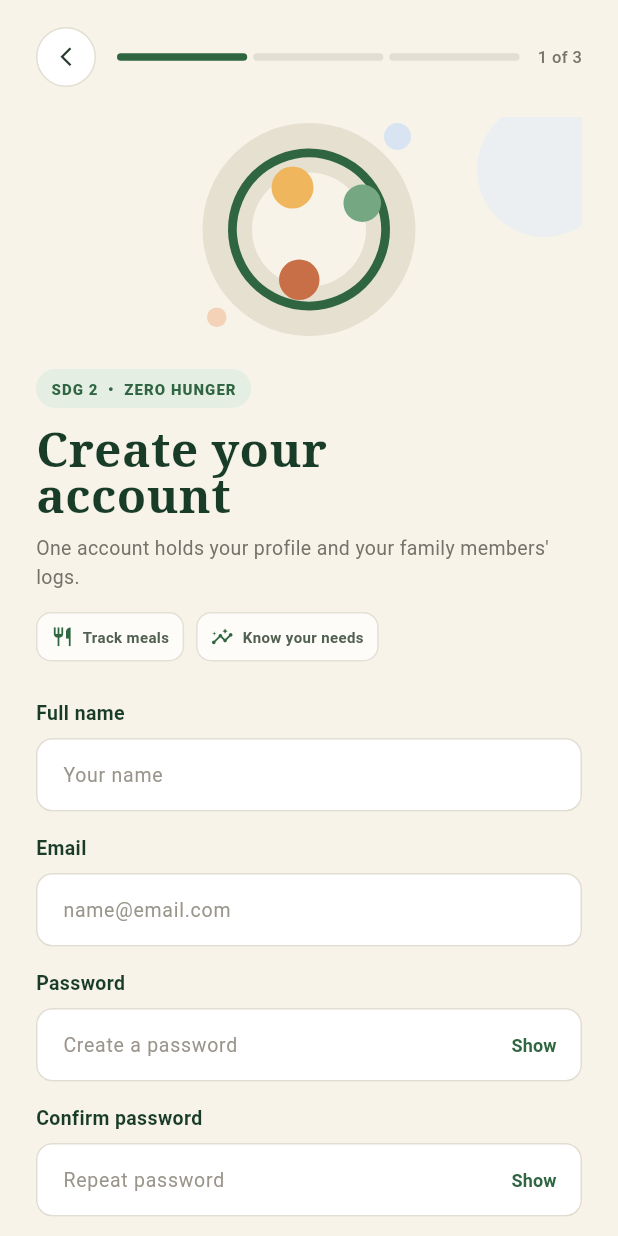
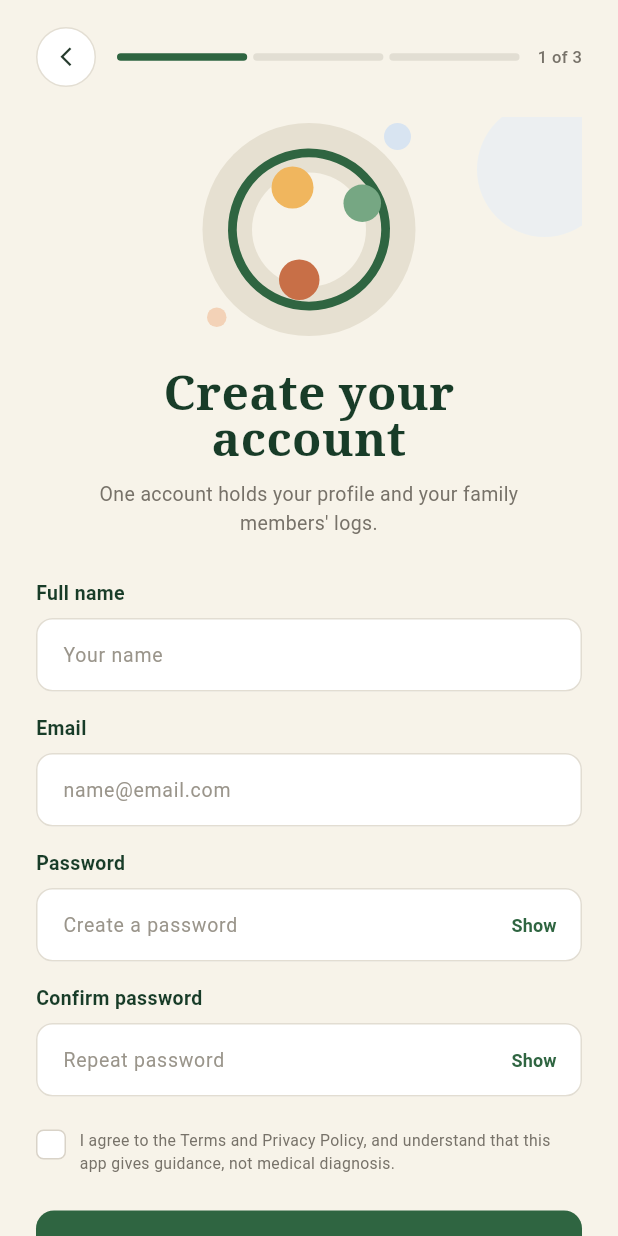
Before and after one commit to FellXiii/gizi_watch, a Flutter app: the screen it shows after launch, on a phone screen of 412 x 824 dp. Run offline on Flutter 3.47's test engine with Material 3 defaults, Android fonts, the phone set to English and light mode, and no system bars.

Commit message:
revisi register 10/10

```diff
--- a/lib/pages/register_page.dart
+++ b/lib/pages/register_page.dart
@@ -1,6 +1,7 @@
 import 'package:flutter/material.dart';
 
 import '../widgets/app_text_field.dart';
+import '../widgets/footer_widget.dart';
 import '../widgets/nutrition_orbit.dart';
 import '../widgets/primary_button.dart';
 
@@ -38,6 +39,7 @@ class _RegisterPageState extends State<RegisterPage> {
     _emailController.dispose();
     _passwordController.dispose();
     _confirmPasswordController.dispose();
+
     super.dispose();
   }
 
@@ -66,10 +68,13 @@ class _RegisterPageState extends State<RegisterPage> {
     switch (_passwordStrength()) {
       case 'Strong':
         return const Color(0xFF2F6541);
+
       case 'Fair':
         return const Color(0xFFE1A64E);
+
       case 'Weak':
         return const Color(0xFFC86F47);
+
       default:
         return const Color(0xFFE0DBCF);
     }
@@ -88,6 +93,7 @@ class _RegisterPageState extends State<RegisterPage> {
           content: Text('Please agree to the Terms and Privacy Policy.'),
         ),
       );
+
       return;
     }
 
@@ -122,7 +128,7 @@ class _RegisterPageState extends State<RegisterPage> {
 
                         _buildHeroSection(),
 
-                        const SizedBox(height: 25),
+                        const SizedBox(height: 28),
 
                         _buildForm(),
 
@@ -130,49 +136,16 @@ class _RegisterPageState extends State<RegisterPage> {
 
                         _buildTerms(),
 
-                        const SizedBox(height: 25),
+                        const SizedBox(height: 24),
 
                         PrimaryButton(
                           text: 'Create account',
                           onPressed: _register,
                         ),
 
-                        const SizedBox(height: 16),
+                        const SizedBox(height: 20),
 
-                        Center(
-                          child: RichText(
-                            text: TextSpan(
-                              style: const TextStyle(
-                                color: Color(0xFF777269),
-                                fontSize: 12,
-                              ),
-                              children: [
-                                const TextSpan(
-                                  text: 'Already have an account? ',
-                                ),
-                                TextSpan(
-                                  text: 'Log in',
-                                  style: const TextStyle(
-                                    color: Color(0xFF2F6541),
-                                    fontWeight: FontWeight.w700,
-                                  ),
-                                ),
-                              ],
-                            ),
-                          ),
-                        ),
-
-                        const SizedBox(height: 10),
-
-                        Center(
-                          child: Text(
-                            'Nutrition guidance for everyday life.',
-                            style: TextStyle(
-                              color: const Color(0xFF777269).withOpacity(0.75),
-                              fontSize: 11,
-                            ),
-                          ),
-                        ),
+                        const FooterWidget(),
                       ],
                     ),
                   ),
@@ -211,9 +184,7 @@ class _RegisterPageState extends State<RegisterPage> {
         const SizedBox(width: 14),
 
         Expanded(
-          child: Column(
-            children: [
-              Row(
+          child: Row(
             children: [
               Expanded(
                 child: Container(
@@ -243,8 +214,6 @@ class _RegisterPageState extends State<RegisterPage> {
                     borderRadius: BorderRadius.circular(10),
                   ),
                 ),
-                  ),
-                ],
               ),
             ],
           ),
@@ -281,33 +250,16 @@ class _RegisterPageState extends State<RegisterPage> {
         ),
 
         Column(
-          crossAxisAlignment: CrossAxisAlignment.start,
+          crossAxisAlignment: CrossAxisAlignment.center,
           children: [
             const Center(child: NutritionOrbit()),
 
             const SizedBox(height: 18),
 
-            Container(
-              padding: const EdgeInsets.symmetric(horizontal: 10, vertical: 6),
-              decoration: BoxDecoration(
-                color: const Color(0xFFE4EEE3),
-                borderRadius: BorderRadius.circular(20),
-              ),
-              child: const Text(
-                'SDG 2  •  ZERO HUNGER',
-                style: TextStyle(
-                  color: Color(0xFF2F6541),
-                  fontSize: 10,
-                  fontWeight: FontWeight.w800,
-                  letterSpacing: 0.7,
-                ),
-              ),
-            ),
-
-            const SizedBox(height: 12),
-
-            const Text(
+            const Center(
+              child: Text(
                 'Create your\naccount',
+                textAlign: TextAlign.center,
                 style: TextStyle(
                   fontFamily: 'serif',
                   fontSize: 32,
@@ -316,61 +268,25 @@ class _RegisterPageState extends State<RegisterPage> {
                   color: Color(0xFF183C28),
                 ),
               ),
+            ),
 
-            const SizedBox(height: 10),
+            const SizedBox(height: 12),
 
-            const Text(
+            const Padding(
+              padding: EdgeInsets.symmetric(horizontal: 12),
+              child: Text(
                 'One account holds your profile and your family members\' logs.',
+                textAlign: TextAlign.center,
                 style: TextStyle(
                   fontSize: 13,
                   height: 1.45,
                   color: Color(0xFF777269),
                 ),
               ),
-
-            const SizedBox(height: 14),
-
-            Row(
-              children: [
-                _buildInfoChip(Icons.restaurant_outlined, 'Track meals'),
-                const SizedBox(width: 8),
-                _buildInfoChip(Icons.insights_outlined, 'Know your needs'),
-              ],
             ),
           ],
         ),
       ],
-    );
-  }
-
-  Widget _buildInfoChip(IconData icon, String text) {
-    return Flexible(
-      child: Container(
-        padding: const EdgeInsets.symmetric(horizontal: 9, vertical: 8),
-        decoration: BoxDecoration(
-          color: Colors.white.withOpacity(0.75),
-          borderRadius: BorderRadius.circular(10),
-          border: Border.all(color: const Color(0xFFE5E0D5)),
-        ),
-        child: Row(
-          mainAxisSize: MainAxisSize.min,
-          children: [
-            Icon(icon, size: 15, color: const Color(0xFF2F6541)),
-            const SizedBox(width: 6),
-            Flexible(
-              child: Text(
-                text,
-                overflow: TextOverflow.ellipsis,
-                style: const TextStyle(
-                  fontSize: 10,
-                  fontWeight: FontWeight.w600,
-                  color: Color(0xFF526052),
-                ),
-              ),
-            ),
-          ],
-        ),
-      ),
     );
   }
 
```
Also changed, not shown: lib/widgets/footer_widget.dart (added, +208 -0 lines). Lines whose indentation alone changed are shown as unchanged.
